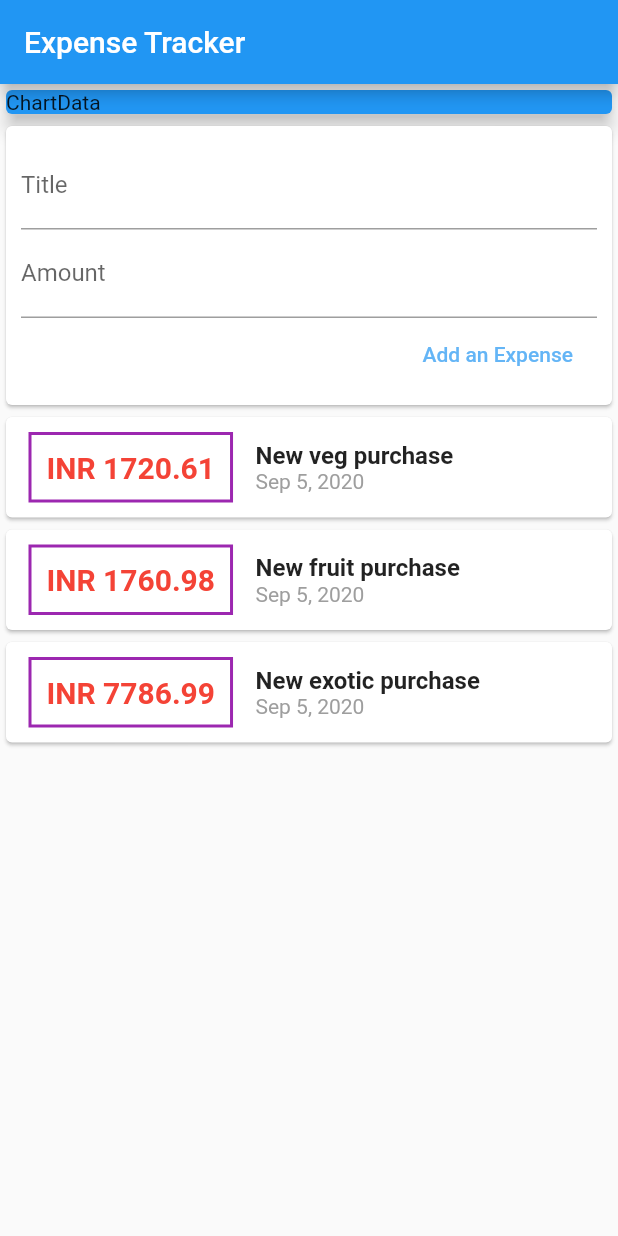
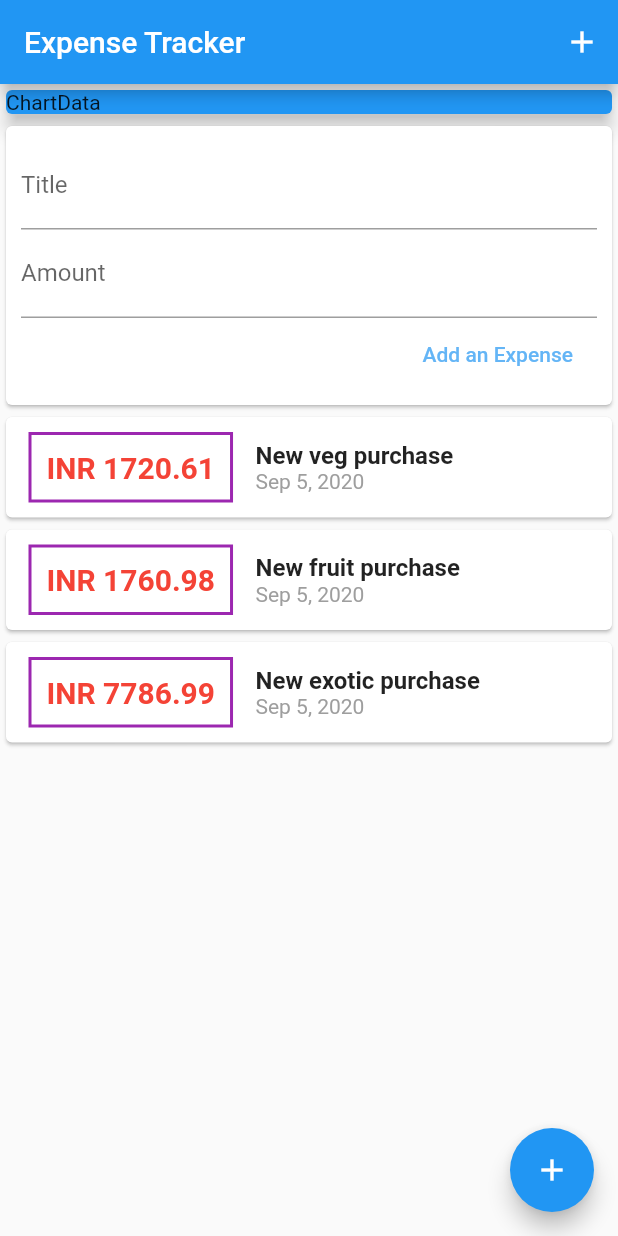
Before and after one commit to alok-hazarika-au2/expenseTrackerFlutter, a Flutter app: the screen it shows after launch, after a tap on "Add an Expense", on a phone screen of 412 x 824 dp. Run offline on Flutter 3.47's test engine with Material 2 defaults, Android fonts, the phone set to English and light mode, and no system bars.

Commit message:
showing transactions using ListView.buidler

```diff
--- a/exptrc/lib/main.dart
+++ b/exptrc/lib/main.dart
@@ -22,6 +22,12 @@ class MyHomePage extends StatelessWidget {
     return Scaffold(
       appBar: AppBar(
         title: Text('Expense Tracker'),
+        actions: <Widget>[
+          IconButton(
+            icon: Icon(Icons.add),
+            onPressed: () {},
+          )
+        ],
       ),
       body: SingleChildScrollView(
         child: Column(
@@ -39,6 +45,11 @@ class MyHomePage extends StatelessWidget {
             UserTransactions(),
           ],
         ),
-        ));
+      ),
+      floatingActionButton: FloatingActionButton(
+        child: Icon(Icons.add),
+        onPressed: () {},
+      ),
+    );
   }
 }
--- a/exptrc/lib/widgets/transaction_entry.dart
+++ b/exptrc/lib/widgets/transaction_entry.dart
@@ -9,6 +9,19 @@ class NewTransaction extends StatelessWidget {
   final Function addTx;
 
   NewTransaction(this.addTx);
+
+  void submitData() {
+    final enteredTitle = tittleController.text;
+    final enteredAmount = double.parse(amountController.text);
+
+    if (enteredTitle.isEmpty || enteredAmount <= 0) {
+      return;
+    }
+    addTx(
+      enteredTitle,
+      enteredAmount,
+    );
+  }
 
   @override
   Widget build(BuildContext context) {
@@ -28,17 +41,13 @@ class NewTransaction extends StatelessWidget {
             TextField(
               decoration: InputDecoration(labelText: 'Amount'),
               controller: amountController,
-              // onChanged: (value) => amountInput = value,
+              keyboardType: TextInputType.number,
+              onSubmitted: (_) => submitData(),
             ),
             FlatButton(
               child: Text('Add an Expense'),
               textColor: Colors.blue[300],
-              onPressed: () {
-                addTx(
-                  tittleController.text,
-                  double.parse(amountController.text),
-                );
-              },
+              onPressed: submitData,
             ),
           ],
         ),
--- a/exptrc/lib/widgets/transaction_list.dart
+++ b/exptrc/lib/widgets/transaction_list.dart
@@ -10,8 +10,10 @@ class TransactionList extends StatelessWidget {
 
   @override
   Widget build(BuildContext context) {
-    return Column(
-      children: txs.map((tx) {
+    return Container(
+      height: 400,
+      child: ListView.builder(
+        itemBuilder: (context, index) {
           return Card(
             child: Row(
               children: <Widget>[
@@ -25,7 +27,7 @@ class TransactionList extends StatelessWidget {
                   ),
                   padding: EdgeInsets.all(10),
                   child: Text(
-                  'INR ${tx.amount}',
+                    'INR ${txs[index].amount.toStringAsFixed(2)}',
                     style: TextStyle(
                       fontWeight: FontWeight.bold,
                       fontSize: 20,
@@ -37,11 +39,12 @@ class TransactionList extends StatelessWidget {
                   crossAxisAlignment: CrossAxisAlignment.start,
                   children: <Widget>[
                     Text(
-                    tx.tittle,
-                    style: TextStyle(fontSize: 16, fontWeight: FontWeight.bold),
+                      txs[index].tittle,
+                      style:
+                          TextStyle(fontSize: 16, fontWeight: FontWeight.bold),
                     ),
                     Text(
-                    DateFormat.yMMMd().format(tx.date),
+                      DateFormat.yMMMd().format(txs[index].date),
                       style: TextStyle(
                         color: Colors.grey,
                       ),
@@ -51,7 +54,9 @@ class TransactionList extends StatelessWidget {
               ],
             ),
           );
-      }).toList(),
+        },
+        itemCount: txs.length,
+      ),
     );
   }
 }
```
Lines whose indentation alone changed are shown as unchanged.
